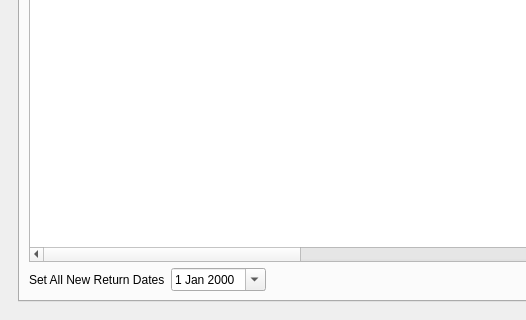
textbrowser/biblioteq, file UI/biblioteq_batch_activities_browser.ui: the form before one commit; both pictures show x 0 to 526 and y 180 to 500 of the 800 by 500 pixel window.
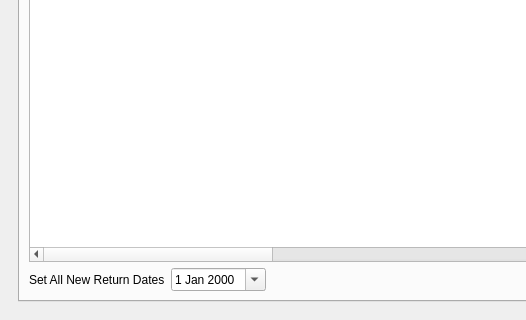
The form after the commit. The open tabs and pages were chosen to show the change. Icons and pictures are not drawn.

Diff of the .ui file:
```diff
--- a/UI/biblioteq_batch_activities_browser.ui
+++ b/UI/biblioteq_batch_activities_browser.ui
@@ -596,6 +596,11 @@
                <string>Member Name</string>
               </property>
              </column>
+             <column>
+              <property name="text">
+               <string>Administrator</string>
+              </property>
+             </column>
              <column>
               <property name="text">
                <string>Type</string>
@@ -603,7 +608,7 @@
              </column>
              <column>
               <property name="text">
-               <string>OID (Hidden)</string>
+               <string>MYOID (Hidden)</string>
               </property>
              </column>
             </widget>
```
